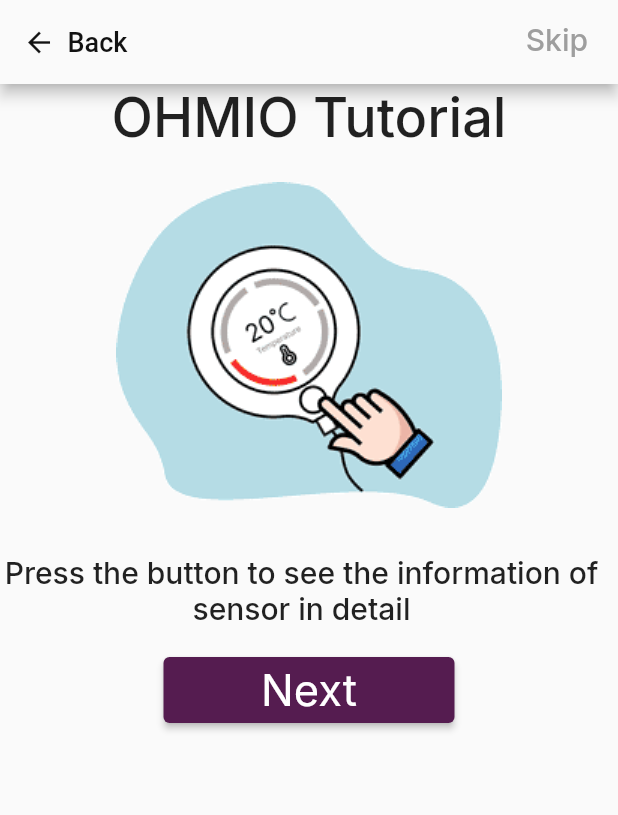
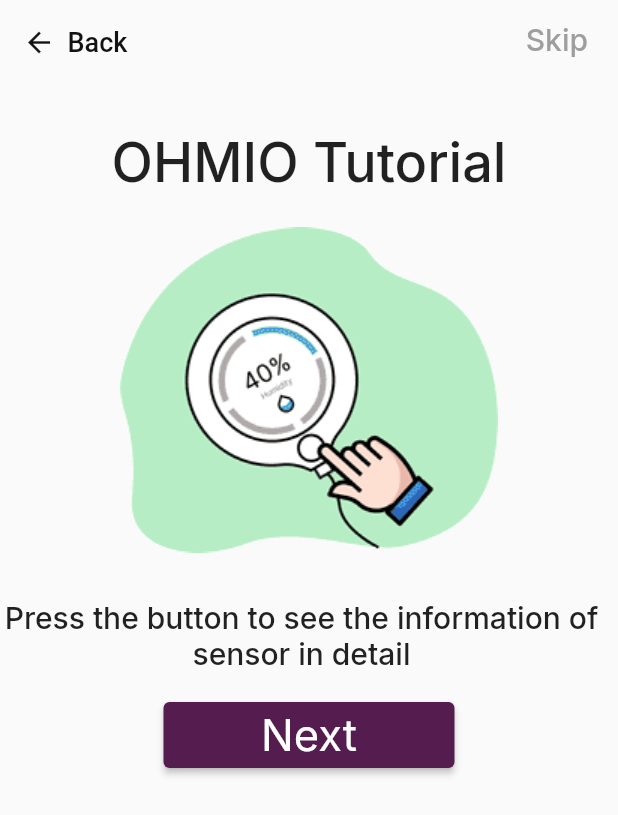
Before and after one commit to kaloyanpepelyashki/OHMIO_application_production, a Flutter app: the PintunnelTutorialFirstPage screen opened by its route, after a tap on "Next", on a phone screen of 412 x 824 dp. Shown: the top 815 px of the screen. Run offline on Flutter 3.47's test engine with Material 2 defaults, Android fonts, the phone set to English and light mode, and no system bars; our stand-ins replace carousel_slider, dotted_border, equatable, fl_chart, flutter_bloc, flutter_local_notifications and 8 more; missing offline and left inert: dart:ffi, dart_either, flutter_jailbreak_detection, flutter_windowmanager, onesignal_flutter; accounts and stored records are empty; network calls fail.

Commit message:
dashboard actuator and sensor improvements, ohmio tutorial pages, repository bug fix

```diff
--- a/lib/features/feature/presentation/pages/authentication/login_page.dart
+++ b/lib/features/feature/presentation/pages/authentication/login_page.dart
@@ -47,6 +47,7 @@
                 GoRouter.of(context).go("/")
               },
           ifLeft: (l) => {
+                print("EXCEPTION IS login_page: $l"),
                 ScaffoldMessenger.of(context).showSnackBar(SnackBar(
                   content: Text(l.message),
                   backgroundColor: const Color.fromARGB(156, 255, 1, 1),
--- a/lib/features/feature/presentation/pages/authentication/user_onboarding_personal.dart
+++ b/lib/features/feature/presentation/pages/authentication/user_onboarding_personal.dart
@@ -33,7 +33,11 @@
       "first_name": _nameController.text.trim(),
       "last_name": _lastNameController.text.trim(),
       "updated_at": tz.TZDateTime.from(DateTime.now(), utc).toIso8601String(),
-    }).eq("id", _session?.user.id);
+    }).eq("id", supabaseManager.user?.id);
+
+    await supabaseManager.supabaseClient.from("pintunnel").insert([
+      {"user_id": supabaseManager.user?.id}
+    ]);
   }
 
   void populateUserProfile() {
--- a/lib/features/feature/presentation/pages/sensor_connect_guide/pintunnel_tutorial_first_page.dart
+++ b/lib/features/feature/presentation/pages/sensor_connect_guide/pintunnel_tutorial_first_page.dart
@@ -1,4 +1,5 @@
 import 'package:flutter/material.dart';
+import 'package:go_router/go_router.dart';
 import 'package:google_fonts/google_fonts.dart';
 import 'package:pin_tunnel_application_production/features/feature/presentation/widgets/top_bar_back_action.dart';
 import 'package:pin_tunnel_application_production/features/feature/presentation/widgets/top_bar_ohmio_tutorial.dart';
@@ -14,6 +15,7 @@
       body: Column(
         crossAxisAlignment: CrossAxisAlignment.center,
         children: [
+          SizedBox(height: 30),
           Text("OHMIO Tutorial",
               style: GoogleFonts.inter(
                   textStyle:
@@ -46,7 +48,9 @@
                   fontWeight: FontWeight.w400,
                 ),
               ),
-              onPressed: () {},
+              onPressed: () {
+                GoRouter.of(context).push("/pintunnelTutorialSecondPage");
+              },
             ),
           ),
         ],
--- a/lib/features/feature/presentation/pages/sensor_connect_guide/pintunnel_tutorial_second_page.dart
+++ b/lib/features/feature/presentation/pages/sensor_connect_guide/pintunnel_tutorial_second_page.dart
@@ -1,10 +1,61 @@
 import 'package:flutter/material.dart';
+import 'package:go_router/go_router.dart';
+import 'package:google_fonts/google_fonts.dart';
+import 'package:pin_tunnel_application_production/features/feature/presentation/widgets/top_bar_ohmio_tutorial.dart';
 
 class PintunnelTutorialSecondPage extends StatelessWidget {
   const PintunnelTutorialSecondPage({super.key});
 
   @override
   Widget build(BuildContext context) {
-    return const Placeholder();
+    return Scaffold(
+      appBar: const TopBarOhmioTutorial(),
+      backgroundColor: Theme.of(context).colorScheme.background,
+      body: Column(
+        crossAxisAlignment: CrossAxisAlignment.center,
+        children: [
+          SizedBox(height: 30),
+          Text("OHMIO Tutorial",
+              style: GoogleFonts.inter(
+                  textStyle:
+                      TextStyle(fontSize: 36, fontWeight: FontWeight.w500))),
+          Image(
+            image: AssetImage("assets/actuator.gif"),
+            width: 307,
+            height: 260,
+          ),
+          Padding(
+            padding: const EdgeInsets.fromLTRB(0, 10, 10, 0),
+            child: Text(
+              "Press the button to see the information of sensor in detail",
+              textAlign: TextAlign.center,
+              style: GoogleFonts.inter(
+                textStyle: TextStyle(fontSize: 20),
+                fontWeight: FontWeight.w500,
+              ),
+            ),
+          ),
+          SizedBox(height: 20),
+          Container(
+            width: 194,
+            height: 44,
+            child: ElevatedButton(
+              child: Text(
+                "Next",
+                style: GoogleFonts.inter(
+                  textStyle: TextStyle(fontSize: 29),
+                  fontWeight: FontWeight.w400,
+                ),
+              ),
+              onPressed: () {
+                GoRouter.of(context).pushNamed("dashboard", pathParameters: {
+                  "email": "kuba.kolando.02.01@gmail.com",
+                });
+              },
+            ),
+          ),
+        ],
+      ),
+    );
   }
 }
--- a/lib/features/feature/presentation/pages/sensor_page/sensor_page.dart
+++ b/lib/features/feature/presentation/pages/sensor_page/sensor_page.dart
@@ -282,7 +282,7 @@
               )
             ],
           ),
-        ));
+        ),);
   }
 
   void changeChartsBasedOnFilter(String filter) {
--- a/lib/features/feature/presentation/widgets/dashboard/grid_item_component.dart
+++ b/lib/features/feature/presentation/widgets/dashboard/grid_item_component.dart
@@ -27,7 +27,7 @@
 
 class _GridItemState extends State<GridItem> {
   final symbolList = ['° C', '%'];
-  String valueString = '500.59';
+  String valueString = '0';
 
   @override
   void initState() {
--- a/lib/features/feature/presentation/widgets/top_bar_ohmio_tutorial.dart
+++ b/lib/features/feature/presentation/widgets/top_bar_ohmio_tutorial.dart
@@ -56,6 +56,7 @@
       ],
       backgroundColor: Theme.of(context).colorScheme.background,
       leadingWidth: 100,
+      elevation: 0,
     );
   }
 }
```
Also changed, not shown: lib/features/feature/data/repository/pin_tunnel_repository.dart (+7 -4 lines), lib/features/feature/presentation/pages/dashboard/dashboard_page.dart (+22 -39 lines), lib/features/feature/presentation/widgets/dashboard/dashboard_actuator_widget.dart (+6 -4 lines), lib/features/feature/presentation/widgets/dashboard/dashboard_sensor_widget.dart (+15 -5 lines).
